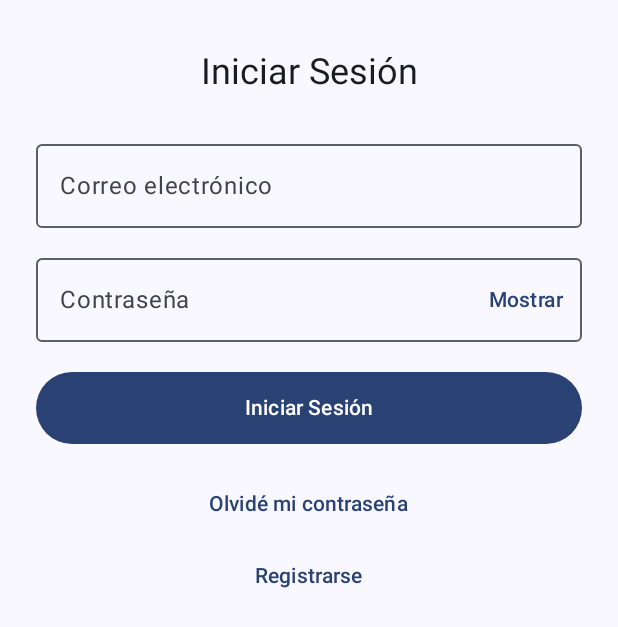
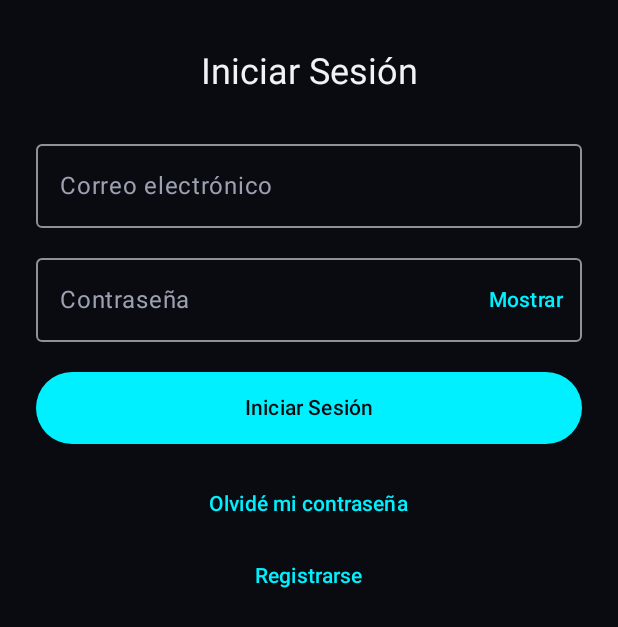
Before and after one commit to nexumpr/Nexum-Mobile, an Android app built with Jetpack Compose: the screen it shows after launch (MainActivity), on a phone screen of 412 x 824 dp. Shown: the top 627 px of the screen. Run offline under Robolectric (Android 15) with nearby library versions, the phone set to English and light mode, and no system bars.

Commit message:
Paleta de Colores (Color.kt): ◦ Definición de colores cibernéticos de alta fidelidad: fondo negro obsidiana profundo (#0A0B10), acentos en Cian Neón (#00F0FF), Violeta Eléctrico (#BD00FF), Verde Holográfico (#00DF89) y tarjetas de vidrio translúcido (Glassmorphism). 2. Tema de Material 3 (Theme.kt): ◦ Configuración de NexumTheme con el esquema de colores oscuro aero-futurista por defecto para asegurar la identidad visual en toda la aplicación.

```diff
--- a/app/src/main/java/mx/nexum/app/ui/theme/Color.kt
+++ b/app/src/main/java/mx/nexum/app/ui/theme/Color.kt
@@ -1,11 +1,15 @@
+@file:Suppress("unused")
+
 package mx.nexum.app.ui.theme
 
 import androidx.compose.ui.graphics.Color
 
-val Purple80 = Color(0xFFD0BCFF)
-val PurpleGrey80 = Color(0xFFCCC2DC)
-val Pink80 = Color(0xFFEFB8C8)
-
-val Purple40 = Color(0xFF6650a4)
-val PurpleGrey40 = Color(0xFF625b71)
-val Pink40 = Color(0xFF7D5260)
+val ObsidianBackground = Color(0xFF0A0B10)
+val SurfaceDark = Color(0xFF13151F)
+val GlassCard = Color(0xFF1B1E2D)
+val AeroCyan = Color(0xFF00F0FF)
+val AeroPurple = Color(0xFFBD00FF)
+val AeroGreen = Color(0xFF00DF89)
+val TextPrimary = Color(0xFFF0F2F5)
+val TextSecondary = Color(0xFF9BA1B0)
+val NeonError = Color(0xFFFF3366)
--- a/app/src/main/java/mx/nexum/app/ui/theme/Theme.kt
+++ b/app/src/main/java/mx/nexum/app/ui/theme/Theme.kt
@@ -1,57 +1,39 @@
 package mx.nexum.app.ui.theme
 
-import android.app.Activity
-import android.os.Build
-import androidx.compose.foundation.isSystemInDarkTheme
 import androidx.compose.material3.MaterialTheme
 import androidx.compose.material3.darkColorScheme
-import androidx.compose.material3.dynamicDarkColorScheme
-import androidx.compose.material3.dynamicLightColorScheme
-import androidx.compose.material3.lightColorScheme
 import androidx.compose.runtime.Composable
-import androidx.compose.ui.platform.LocalContext
 
-private val DarkColorScheme = darkColorScheme(
-    primary = Purple80,
-    secondary = PurpleGrey80,
-    tertiary = Pink80
+private val AeroFuturisticColorScheme = darkColorScheme(
+    primary = AeroCyan,
+    onPrimary = ObsidianBackground,
+    primaryContainer = AeroCyan.copy(alpha = 0.2f),
+    onPrimaryContainer = AeroCyan,
+    secondary = AeroPurple,
+    onSecondary = TextPrimary,
+    secondaryContainer = AeroPurple.copy(alpha = 0.2f),
+    onSecondaryContainer = AeroPurple,
+    tertiary = AeroGreen,
+    onTertiary = ObsidianBackground,
+    background = ObsidianBackground,
+    onBackground = TextPrimary,
+    surface = SurfaceDark,
+    onSurface = TextPrimary,
+    surfaceVariant = GlassCard,
+    onSurfaceVariant = TextSecondary,
+    error = NeonError,
+    onError = TextPrimary
 )
 
-private val LightColorScheme = lightColorScheme(
-    primary = Purple40,
-    secondary = PurpleGrey40,
-    tertiary = Pink40
-
-    /* Other default colors to override
-    background = Color(0xFFFFFBFE),
-    surface = Color(0xFFFFFBFE),
-    onPrimary = Color.White,
-    onSecondary = Color.White,
-    onTertiary = Color.White,
-    onBackground = Color(0xFF1C1B1F),
-    onSurface = Color(0xFF1C1B1F),
-    */
-)
-
+@Suppress("UNUSED_PARAMETER")
 @Composable
 fun NexumTheme(
-    darkTheme: Boolean = isSystemInDarkTheme(),
-    // Dynamic color is available on Android 12+
-    dynamicColor: Boolean = true,
+    darkTheme: Boolean = true,
+    dynamicColor: Boolean = false,
     content: @Composable () -> Unit
 ) {
-    val colorScheme = when {
-        dynamicColor && Build.VERSION.SDK_INT >= Build.VERSION_CODES.S -> {
-            val context = LocalContext.current
-            if (darkTheme) dynamicDarkColorScheme(context) else dynamicLightColorScheme(context)
-        }
-
-        darkTheme -> DarkColorScheme
-        else -> LightColorScheme
-    }
-
     MaterialTheme(
-        colorScheme = colorScheme,
+        colorScheme = AeroFuturisticColorScheme,
         typography = Typography,
         content = content
     )
```
Also changed, not shown: 1 other file.
